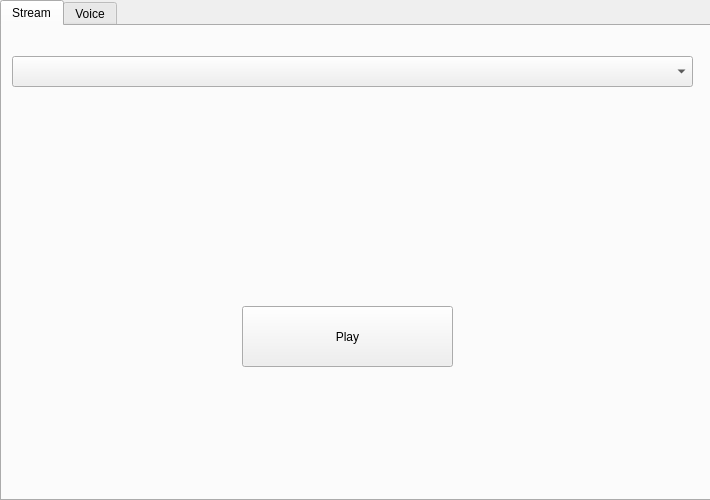
CanOSpam/CommAudio, file client.ui: the form before one commit.
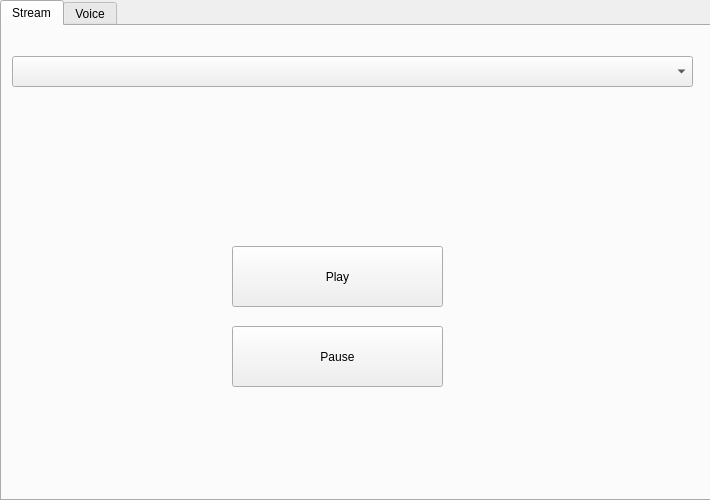
The form after the commit. The open tabs and pages were chosen to show the change.

What changed in the file:
```diff
--- a/client.ui
+++ b/client.ui
@@ -42,8 +42,8 @@
     <widget class="QPushButton" name="playButton">
      <property name="geometry">
       <rect>
-       <x>240</x>
-       <y>280</y>
+       <x>230</x>
+       <y>220</y>
        <width>211</width>
        <height>61</height>
       </rect>
@@ -52,6 +52,19 @@
       <string>Play</string>
      </property>
     </widget>
+    <widget class="QPushButton" name="pauseButton">
+     <property name="geometry">
+      <rect>
+       <x>230</x>
+       <y>300</y>
+       <width>211</width>
+       <height>61</height>
+      </rect>
+     </property>
+     <property name="text">
+      <string>Pause</string>
+     </property>
+    </widget>
    </widget>
    <widget class="QWidget" name="tab_2">
     <attribute name="title">
```
Left out of the diff: 2 changed lines with no effect on the pictures.
